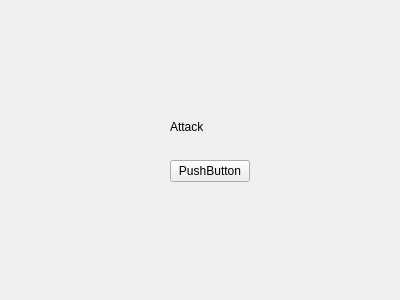
The window that attackwidget.ui (s1nyx/TP-Pokemon) describes before a commit, drawn with Qt 5.
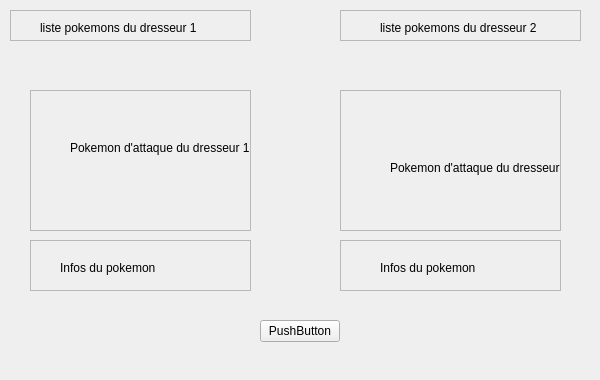
The same window after the commit.

```diff
--- a/attackwidget.ui
+++ b/attackwidget.ui
@@ -6,31 +6,18 @@
    <rect>
     <x>0</x>
     <y>0</y>
-    <width>400</width>
-    <height>300</height>
+    <width>600</width>
+    <height>380</height>
    </rect>
   </property>
   <property name="windowTitle">
    <string>Form</string>
   </property>
-  <widget class="QLabel" name="label">
-   <property name="geometry">
-    <rect>
-     <x>170</x>
-     <y>120</y>
-     <width>47</width>
-     <height>14</height>
-    </rect>
-   </property>
-   <property name="text">
-    <string>Attack</string>
-   </property>
-  </widget>
   <widget class="QPushButton" name="pushButton">
    <property name="geometry">
     <rect>
-     <x>170</x>
-     <y>160</y>
+     <x>260</x>
+     <y>320</y>
      <width>80</width>
      <height>22</height>
     </rect>
@@ -39,6 +26,180 @@
     <string>PushButton</string>
    </property>
   </widget>
+  <widget class="QFrame" name="frame">
+   <property name="geometry">
+    <rect>
+     <x>10</x>
+     <y>10</y>
+     <width>241</width>
+     <height>31</height>
+    </rect>
+   </property>
+   <property name="frameShape">
+    <enum>QFrame::StyledPanel</enum>
+   </property>
+   <property name="frameShadow">
+    <enum>QFrame::Raised</enum>
+   </property>
+   <widget class="QLabel" name="label">
+    <property name="geometry">
+     <rect>
+      <x>30</x>
+      <y>10</y>
+      <width>181</width>
+      <height>16</height>
+     </rect>
+    </property>
+    <property name="text">
+     <string>liste pokemons du dresseur 1</string>
+    </property>
+   </widget>
+  </widget>
+  <widget class="QFrame" name="frame_2">
+   <property name="geometry">
+    <rect>
+     <x>340</x>
+     <y>10</y>
+     <width>241</width>
+     <height>31</height>
+    </rect>
+   </property>
+   <property name="frameShape">
+    <enum>QFrame::StyledPanel</enum>
+   </property>
+   <property name="frameShadow">
+    <enum>QFrame::Raised</enum>
+   </property>
+   <widget class="QLabel" name="label_2">
+    <property name="geometry">
+     <rect>
+      <x>40</x>
+      <y>10</y>
+      <width>181</width>
+      <height>16</height>
+     </rect>
+    </property>
+    <property name="text">
+     <string>liste pokemons du dresseur 2</string>
+    </property>
+   </widget>
+  </widget>
+  <widget class="QFrame" name="frame_3">
+   <property name="geometry">
+    <rect>
+     <x>30</x>
+     <y>90</y>
+     <width>221</width>
+     <height>141</height>
+    </rect>
+   </property>
+   <property name="frameShape">
+    <enum>QFrame::StyledPanel</enum>
+   </property>
+   <property name="frameShadow">
+    <enum>QFrame::Raised</enum>
+   </property>
+   <widget class="QLabel" name="label_3">
+    <property name="geometry">
+     <rect>
+      <x>40</x>
+      <y>50</y>
+      <width>181</width>
+      <height>16</height>
+     </rect>
+    </property>
+    <property name="text">
+     <string>Pokemon d'attaque du dresseur 1</string>
+    </property>
+   </widget>
+  </widget>
+  <widget class="QFrame" name="frame_4">
+   <property name="geometry">
+    <rect>
+     <x>340</x>
+     <y>90</y>
+     <width>221</width>
+     <height>141</height>
+    </rect>
+   </property>
+   <property name="frameShape">
+    <enum>QFrame::StyledPanel</enum>
+   </property>
+   <property name="frameShadow">
+    <enum>QFrame::Raised</enum>
+   </property>
+   <widget class="QLabel" name="label_4">
+    <property name="geometry">
+     <rect>
+      <x>50</x>
+      <y>70</y>
+      <width>171</width>
+      <height>16</height>
+     </rect>
+    </property>
+    <property name="text">
+     <string>Pokemon d'attaque du dresseur 2</string>
+    </property>
+   </widget>
+  </widget>
+  <widget class="QFrame" name="frame_5">
+   <property name="geometry">
+    <rect>
+     <x>30</x>
+     <y>240</y>
+     <width>221</width>
+     <height>51</height>
+    </rect>
+   </property>
+   <property name="frameShape">
+    <enum>QFrame::StyledPanel</enum>
+   </property>
+   <property name="frameShadow">
+    <enum>QFrame::Raised</enum>
+   </property>
+   <widget class="QLabel" name="label_5">
+    <property name="geometry">
+     <rect>
+      <x>30</x>
+      <y>20</y>
+      <width>141</width>
+      <height>16</height>
+     </rect>
+    </property>
+    <property name="text">
+     <string>Infos du pokemon</string>
+    </property>
+   </widget>
+  </widget>
+  <widget class="QFrame" name="frame_6">
+   <property name="geometry">
+    <rect>
+     <x>340</x>
+     <y>240</y>
+     <width>221</width>
+     <height>51</height>
+    </rect>
+   </property>
+   <property name="frameShape">
+    <enum>QFrame::StyledPanel</enum>
+   </property>
+   <property name="frameShadow">
+    <enum>QFrame::Raised</enum>
+   </property>
+   <widget class="QLabel" name="label_6">
+    <property name="geometry">
+     <rect>
+      <x>40</x>
+      <y>20</y>
+      <width>141</width>
+      <height>16</height>
+     </rect>
+    </property>
+    <property name="text">
+     <string>Infos du pokemon</string>
+    </property>
+   </widget>
+  </widget>
  </widget>
  <resources/>
  <connections/>
```
